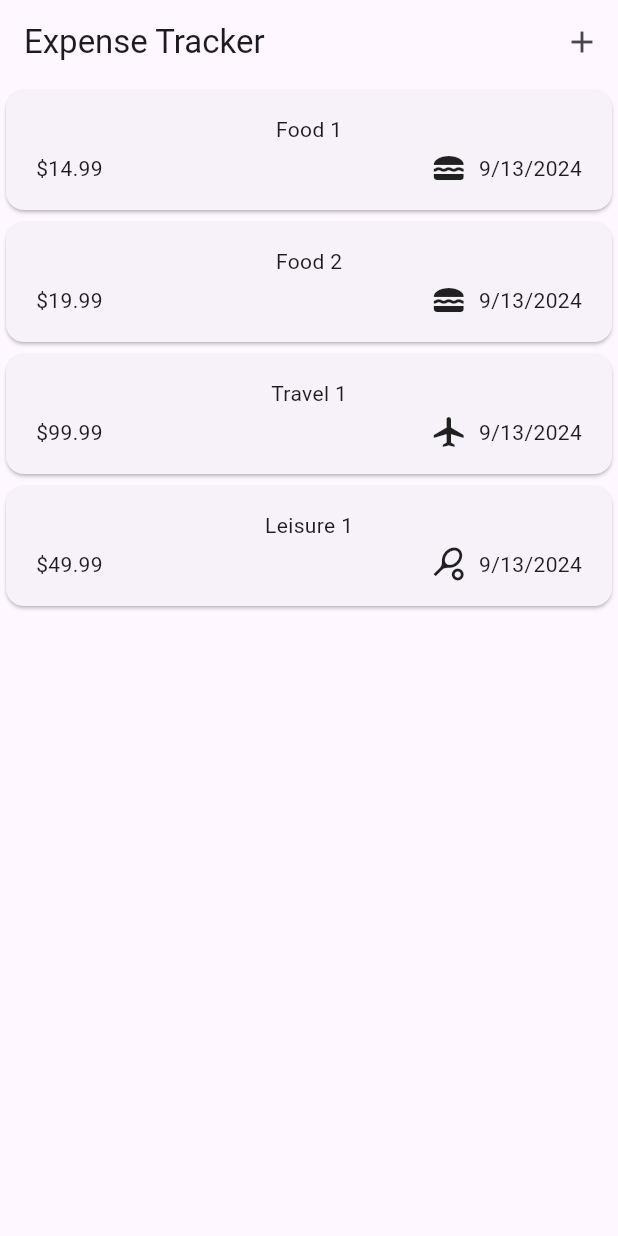
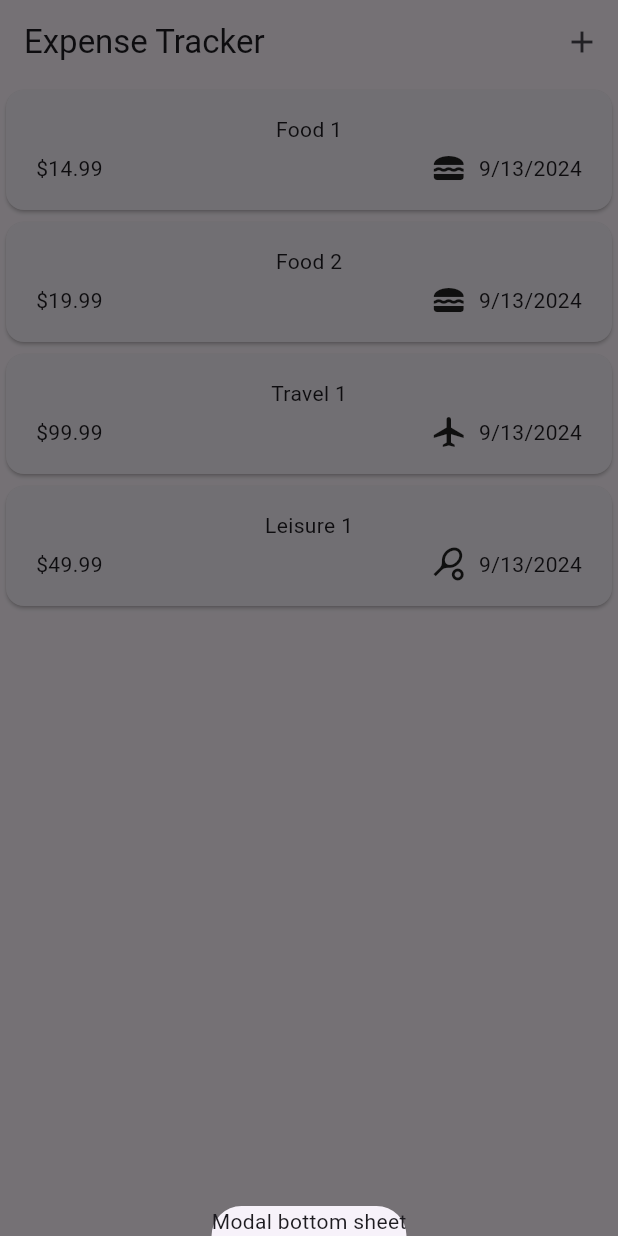
Before and after one commit to curtis-clement/flutter_expense_tracker, a Flutter app: the screen it shows after launch, after a tap on the "add" icon, on a phone screen of 412 x 824 dp. Run offline on Flutter 3.47's test engine with Material 3 defaults, Android fonts, the phone set to English and light mode, and no system bars.

Commit message:
add modal bottom sheet

```diff
--- a/lib/widgets/expenses.dart
+++ b/lib/widgets/expenses.dart
@@ -19,6 +19,12 @@ class _ExpensesState extends State<Expenses> {
     Expense(title: 'Leisure 1', amount: 49.99, date: DateTime.now(), category: Category.leisure),
   ];
 
+  _openAddExpenseOverlay() {
+    showModalBottomSheet(context: context, builder: (ctx) {
+      return Text('Modal bottom sheet');
+    });
+  }
+
   @override
   Widget build(BuildContext context) {
     return Scaffold(
@@ -26,7 +32,7 @@ class _ExpensesState extends State<Expenses> {
         actions: [
           IconButton(
             icon: const Icon(Icons.add),
-            onPressed: () {},
+            onPressed: _openAddExpenseOverlay,
           ),
         ],
         title: const Text('Expense Tracker'),
```
